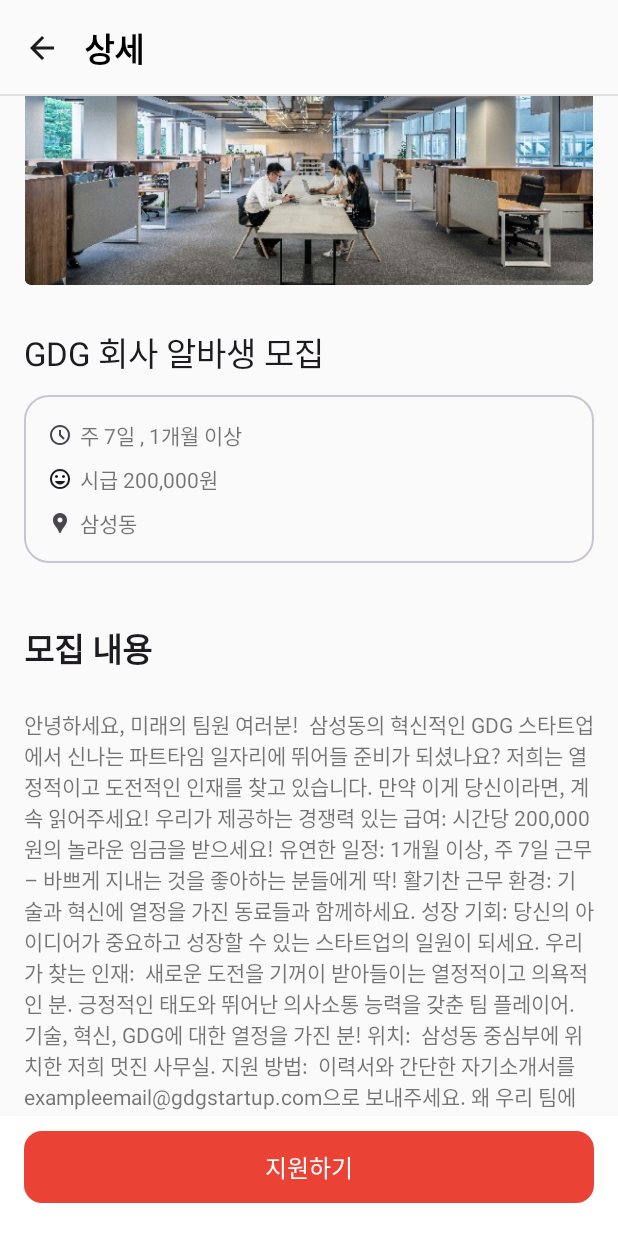
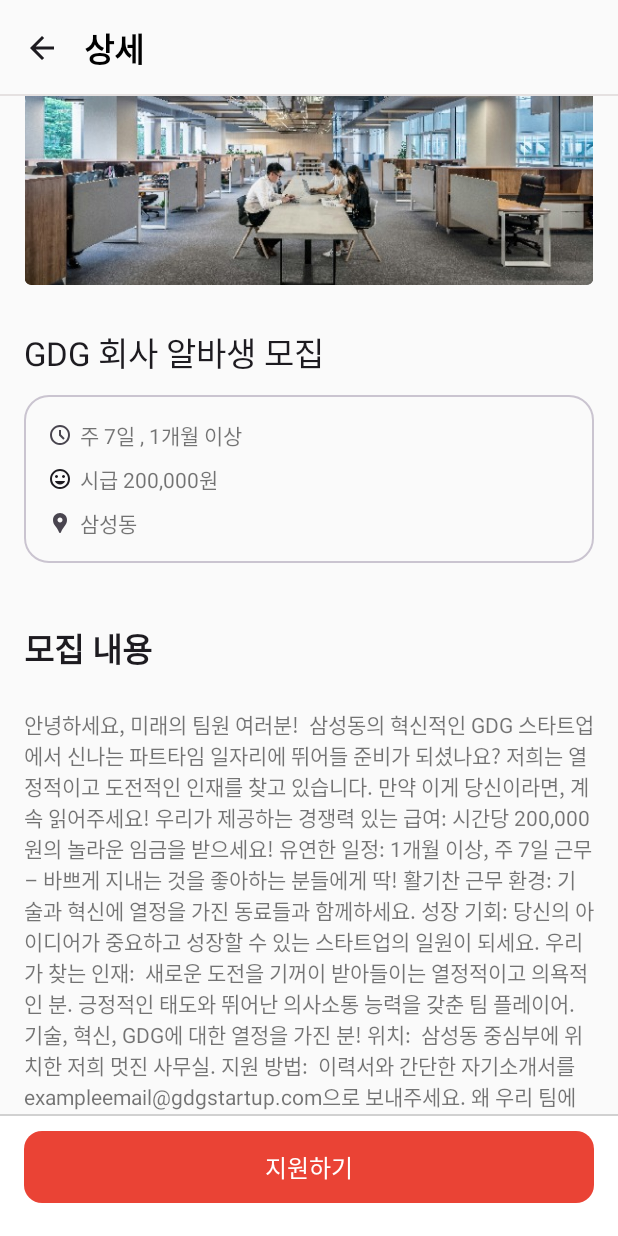
Before and after one commit to GDGCampusKorea/gdg-boss-part-time-squad, an Android app built with Jetpack Compose: the layout act_detail.xml on its own in the app's theme, with its tools: preview values and no code run, scrolled down 119 dp, on a phone screen of 412 x 824 dp. Run offline under Robolectric (Android 15) with nearby library versions, the phone set to English and light mode, and no system bars.

Commit message:
UI - Detail page 완료

```diff
--- a/android/app/src/main/res/layout/act_detail.xml
+++ b/android/app/src/main/res/layout/act_detail.xml
@@ -164,6 +164,13 @@
     </androidx.core.widget.NestedScrollView>
 
     <!-- 지원하기 -->
+
+    <View
+        android:layout_width="match_parent"
+        android:layout_height="1dp"
+        android:background="#d1d1d1"
+        app:layout_constraintBottom_toTopOf="@+id/ctButtonRoot" />
+
     <androidx.constraintlayout.widget.ConstraintLayout
         android:id="@+id/ctButtonRoot"
         android:layout_width="match_parent"
```
